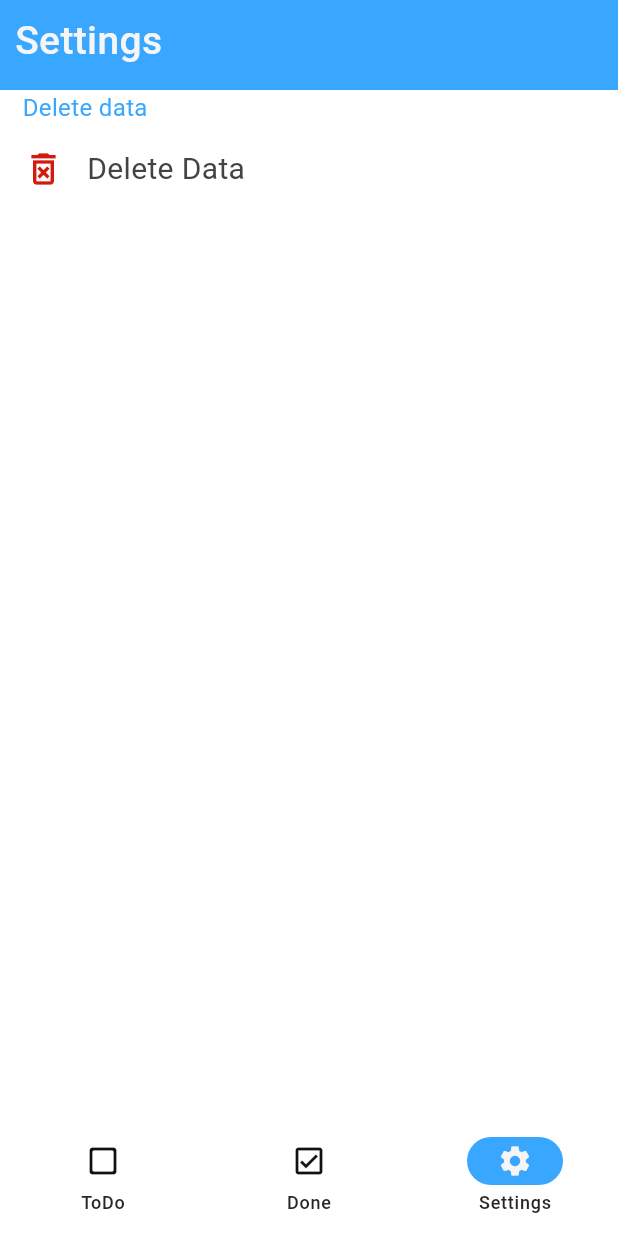
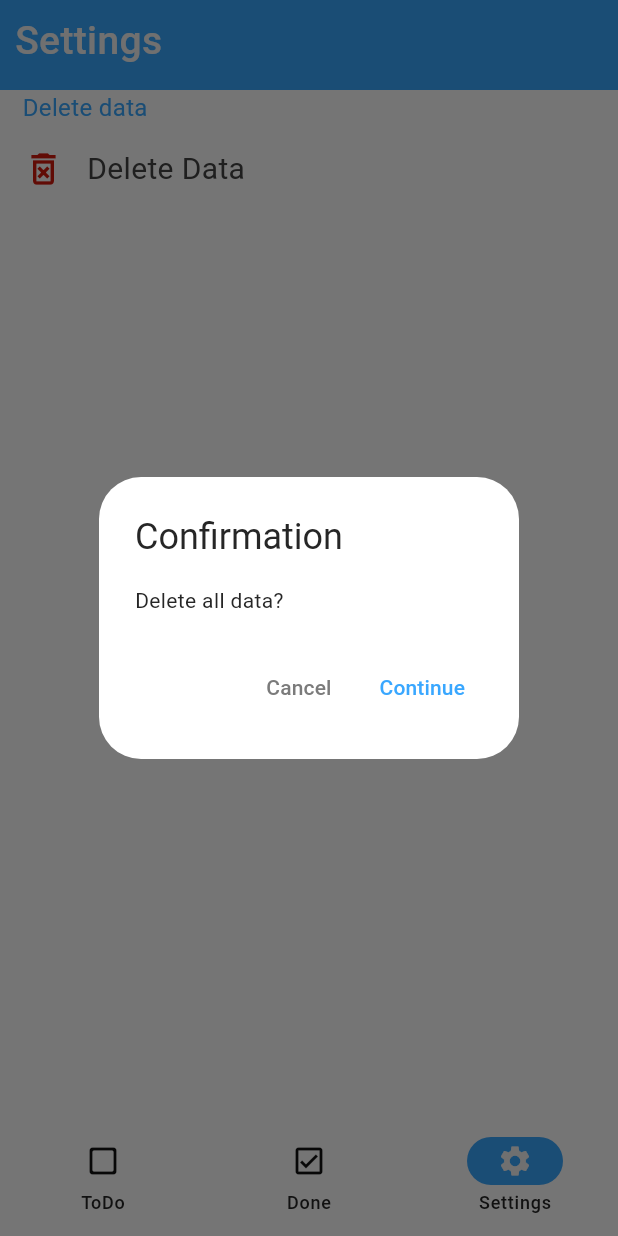
Before and after one commit to PhuocDinh462/Simple-Task, a Flutter app: the screen it shows after launch, item 3 of the bottom bar chosen, after a tap on "Delete Data", on a phone screen of 412 x 824 dp. Run offline on Flutter 3.47's test engine with Material 3 defaults, Android fonts, the phone set to English and light mode, and no system bars; our stand-ins replace flutter_local_notifications, shared_preferences, timezone.

Commit message:
chore: fix settings

```diff
--- a/lib/screens/settings.dart
+++ b/lib/screens/settings.dart
@@ -69,6 +69,8 @@ class Settings extends StatelessWidget {
                             });
                       },
                     ),
+                    child: Container(
+                      color: Colors.transparent,
                       child: const Row(
                         children: [
                           Icon(
@@ -89,6 +91,7 @@ class Settings extends StatelessWidget {
                         ],
                       ),
                     ),
+                  ),
                 ],
               ),
             ),
```
Lines whose indentation alone changed are shown as unchanged.
